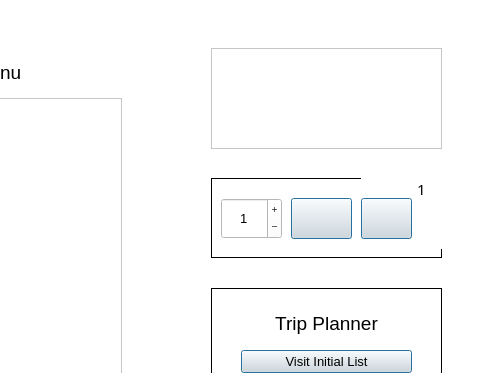
Before: the Qt Designer form mainwindow.ui in DannyCamacho/SaddlebackEats, drawn with Qt 5; both pictures show x 409 to 889 and y 0 to 373 of the 889 by 557 pixel window.
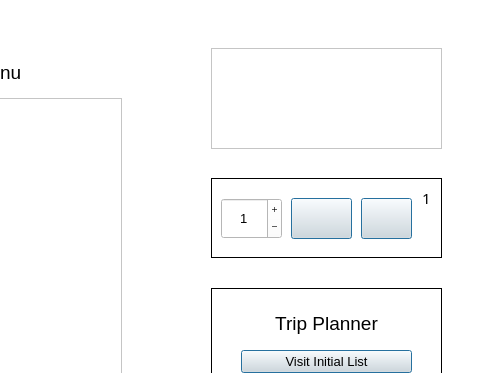
After: the same form once the commit is applied. Icons and pictures are not drawn.

Commit message: change of debugmenu.ui to align with mainwindow.ui, complete overhaul

```diff
--- a/mainwindow.ui
+++ b/mainwindow.ui
@@ -1023,6 +1023,9 @@
        <height>71</height>
       </rect>
      </property>
+     <property name="styleSheet">
+      <string notr="true">background: none;</string>
+     </property>
      <property name="frameShape">
       <enum>QFrame::NoFrame</enum>
      </property>
@@ -1057,11 +1060,30 @@
        <bool>true</bool>
       </property>
      </widget>
+     <widget class="QFrame" name="frame_7">
+      <property name="geometry">
+       <rect>
+        <x>50</x>
+        <y>0</y>
+        <width>31</width>
+        <height>41</height>
+       </rect>
+      </property>
+      <property name="styleSheet">
+       <string notr="true">background: none;
+image: url(:/rec/resources/bubble-icon-removebg.png);</string>
+      </property>
+      <property name="frameShape">
+       <enum>QFrame::NoFrame</enum>
+      </property>
+      <property name="frameShadow">
+       <enum>QFrame::Plain</enum>
+      </property>
      <widget class="QLabel" name="label_4">
       <property name="geometry">
        <rect>
-        <x>45</x>
-        <y>1</y>
+         <x>0</x>
+         <y>10</y>
         <width>31</width>
         <height>20</height>
        </rect>
@@ -1085,25 +1107,6 @@
        <set>Qt::AlignCenter</set>
       </property>
      </widget>
-     <widget class="QFrame" name="frame_7">
-      <property name="geometry">
-       <rect>
-        <x>41</x>
-        <y>-3</y>
-        <width>41</width>
-        <height>31</height>
-       </rect>
-      </property>
-      <property name="styleSheet">
-       <string notr="true">background: none;
-image: url(:/rec/resources/bubble-icon-removebg.png);</string>
-      </property>
-      <property name="frameShape">
-       <enum>QFrame::NoFrame</enum>
-      </property>
-      <property name="frameShadow">
-       <enum>QFrame::Plain</enum>
-      </property>
      </widget>
     </widget>
    </widget>
```
Left out of the diff: 6 changed lines with no effect on the pictures. Lines whose indentation alone changed are shown as unchanged. The commit also changes 2 other files.
